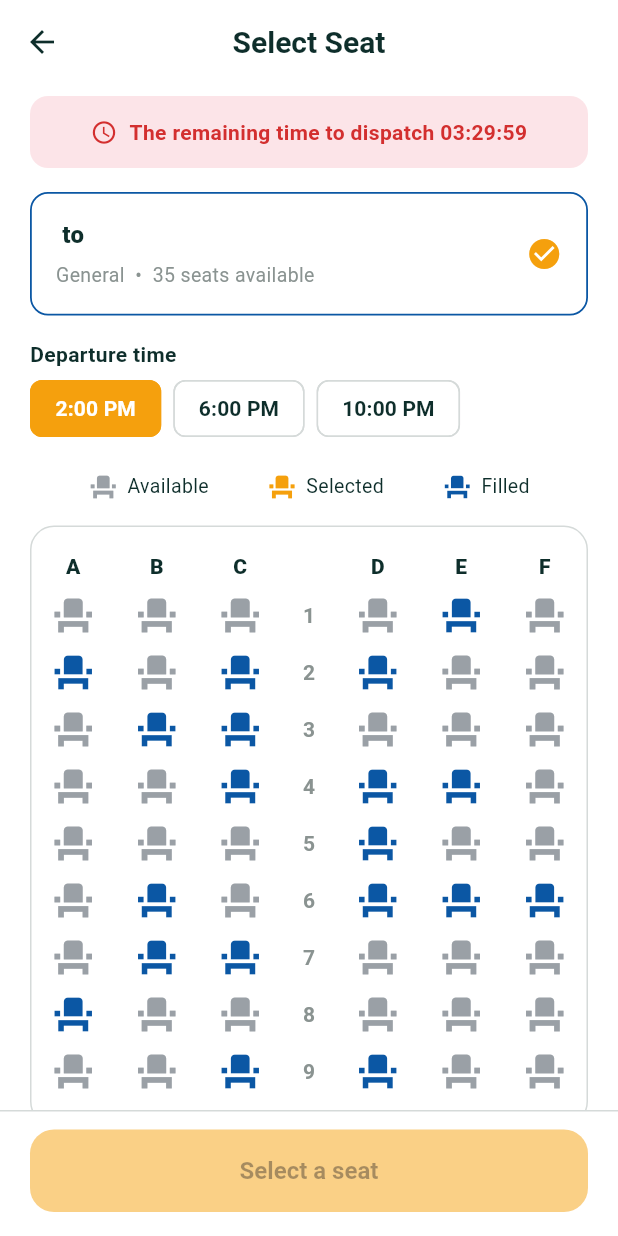
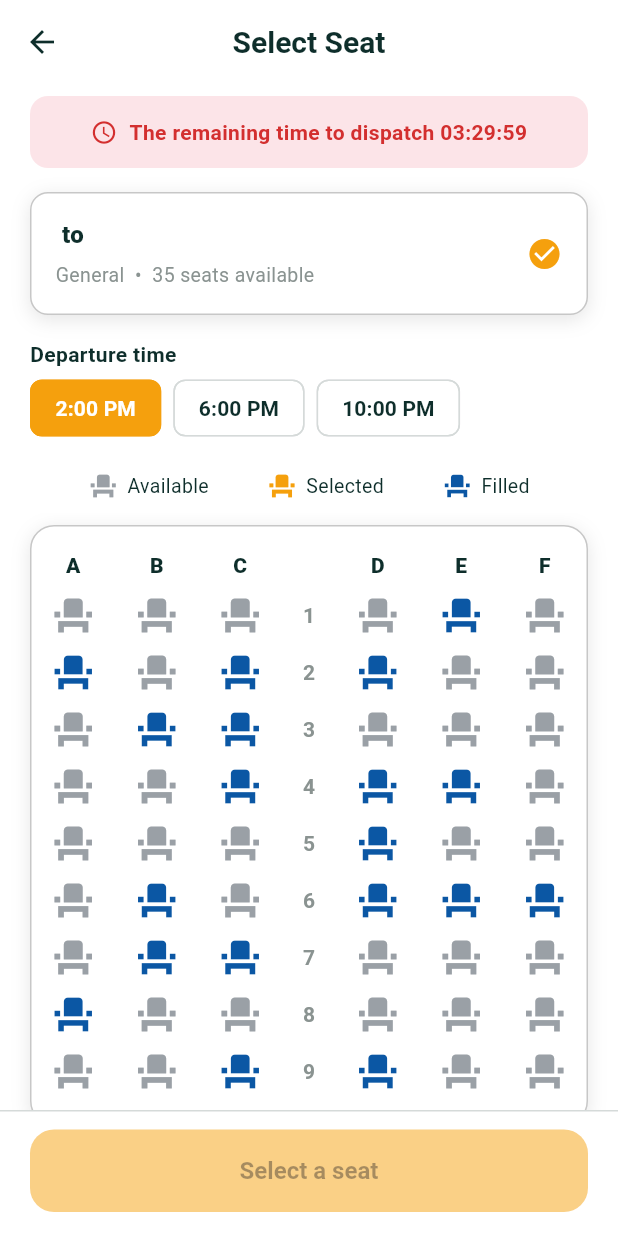
Before and after one commit to shahnawaz-laghari/SeatNix, a Flutter app: the BusSeatScreen screen opened directly with empty values, on a phone screen of 412 x 824 dp. Run offline on Flutter 3.47's test engine with Material 3 defaults, Android fonts, the phone set to English and light mode, and no system bars; our stand-ins replace appwrite, audioplayers, flutter_local_notifications, flutter_svg, google_fonts, image_picker and 4 more; missing offline and left inert: file_saver; accounts and stored records are empty; network calls fail.

Commit message:
Add theme-aware card borders and shadows across the app

```diff
--- a/lib/screens/about_sheet.dart
+++ b/lib/screens/about_sheet.dart
@@ -389,7 +389,8 @@ class _TeamPage extends StatelessWidget {
                       ? const Color(0xFF262C2F)
                       : const Color(0xFFF5F7F6),
                   borderRadius: BorderRadius.circular(16),
-                  border: Border.all(color: dividerColor(context)),
+                  border: Border.fromBorderSide(appCardBorder(context)),
+                  boxShadow: appCardShadow(context),
                 ),
                 child: Row(
                   textDirection: Directionality.of(context),
--- a/lib/screens/bus_seat_screen.dart
+++ b/lib/screens/bus_seat_screen.dart
@@ -286,7 +286,8 @@ class _BusSeatScreenState extends State<BusSeatScreen> {
                 decoration: BoxDecoration(
                   color: cardBackground(context),
                   borderRadius: BorderRadius.circular(12),
-                  border: Border.all(color: _seatFilledColor, width: 1.2),
+                  border: Border.fromBorderSide(appCardBorder(context)),
+                  boxShadow: appCardShadow(context),
                 ),
                 child: Row(
                   children: [
@@ -362,8 +363,10 @@ class _BusSeatScreenState extends State<BusSeatScreen> {
                 child: Container(
                   padding: const EdgeInsets.symmetric(vertical: 16),
                   decoration: BoxDecoration(
-                    border: Border.all(color: dividerColor(context)),
+                    color: cardBackground(context),
+                    border: Border.fromBorderSide(appCardBorder(context)),
                     borderRadius: BorderRadius.circular(16),
+                    boxShadow: appCardShadow(context),
                   ),
                   child: Column(
                     children: [
--- a/lib/screens/customer_service_screen.dart
+++ b/lib/screens/customer_service_screen.dart
@@ -73,6 +73,8 @@ class _CustomerServiceScreenState extends State<CustomerServiceScreen> {
             bottomStart: Radius.circular(message.fromUser ? 16 : 4),
             bottomEnd: Radius.circular(message.fromUser ? 4 : 16),
           ),
+          border: Border.fromBorderSide(appCardBorder(context)),
+          boxShadow: appCardShadow(context),
         ),
         child: Text(
           message.text,
--- a/lib/screens/notifications_screen.dart
+++ b/lib/screens/notifications_screen.dart
@@ -88,7 +88,8 @@ class _NotificationsScreenState extends State<NotificationsScreen>
       decoration: BoxDecoration(
         color: cardBackground(context),
         borderRadius: BorderRadius.circular(16),
-        border: Border.all(color: dividerColor(context)),
+        border: Border.fromBorderSide(appCardBorder(context)),
+        boxShadow: appCardShadow(context),
       ),
       child: Row(
         crossAxisAlignment: CrossAxisAlignment.start,
--- a/lib/widgets/auth_style.dart
+++ b/lib/widgets/auth_style.dart
@@ -23,6 +23,26 @@ Color buttonTextColor(BuildContext context) =>
 
 Color dividerColor(BuildContext context) =>
     isDarkMode(context) ? const Color(0xFF3A4245) : const Color(0xFFD5DAD9);
+
+/// Subtle card edge: black in light mode, orange in dark mode.
+BorderSide appCardBorder(BuildContext context) => BorderSide(
+  color: isDarkMode(context)
+      ? authAccentColor.withValues(alpha: 0.38)
+      : Colors.black.withValues(alpha: 0.22),
+  width: isDarkMode(context) ? 1.2 : 1,
+);
+
+/// Soft card shadow: black in light mode, orange in dark mode.
+List<BoxShadow> appCardShadow(BuildContext context) => [
+  BoxShadow(
+    color: isDarkMode(context)
+        ? authAccentColor.withValues(alpha: 0.10)
+        : Colors.black.withValues(alpha: 0.10),
+    blurRadius: 10,
+    spreadRadius: 0,
+    offset: const Offset(0, 3),
+  ),
+];
 
 bool isRtlLayout(BuildContext context) =>
     Directionality.of(context) == TextDirection.rtl;
```
Also changed, not shown: lib/screens/home_screen.dart (+2 -7 lines), lib/screens/payment_details_screen.dart (+8 -0 lines), lib/screens/payment_screen.dart (+10 -0 lines), lib/screens/success_screen.dart (+2 -7 lines), lib/screens/ticket_screen.dart (+2 -8 lines), lib/screens/travel_history_screen.dart (+4 -4 lines).
